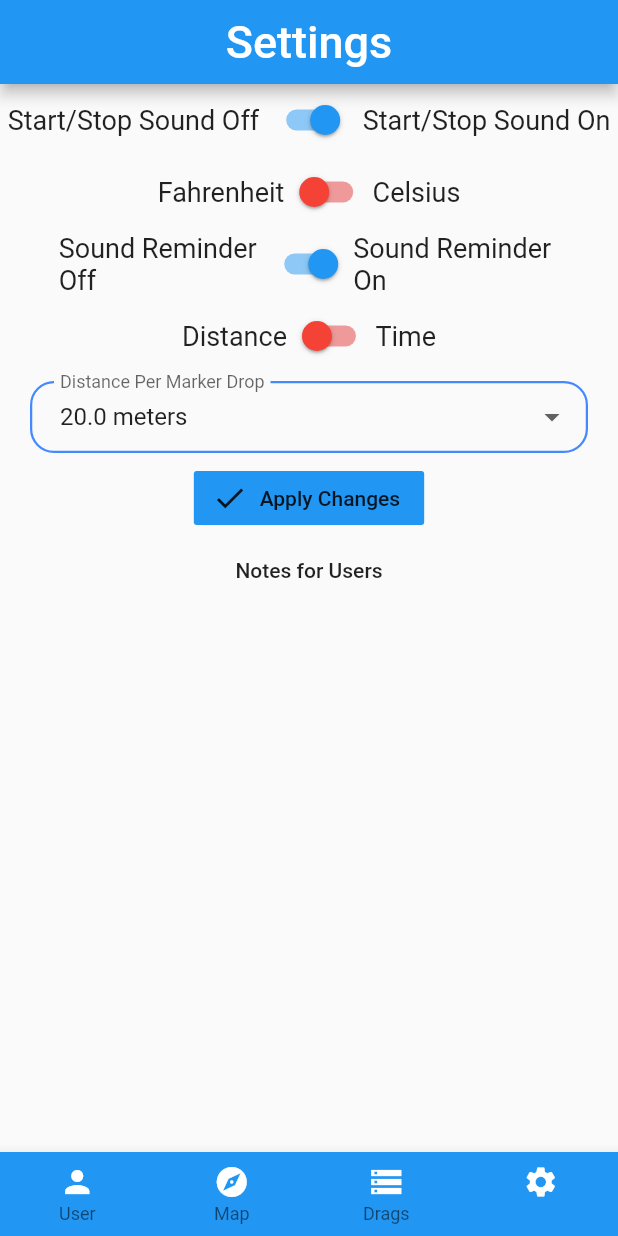
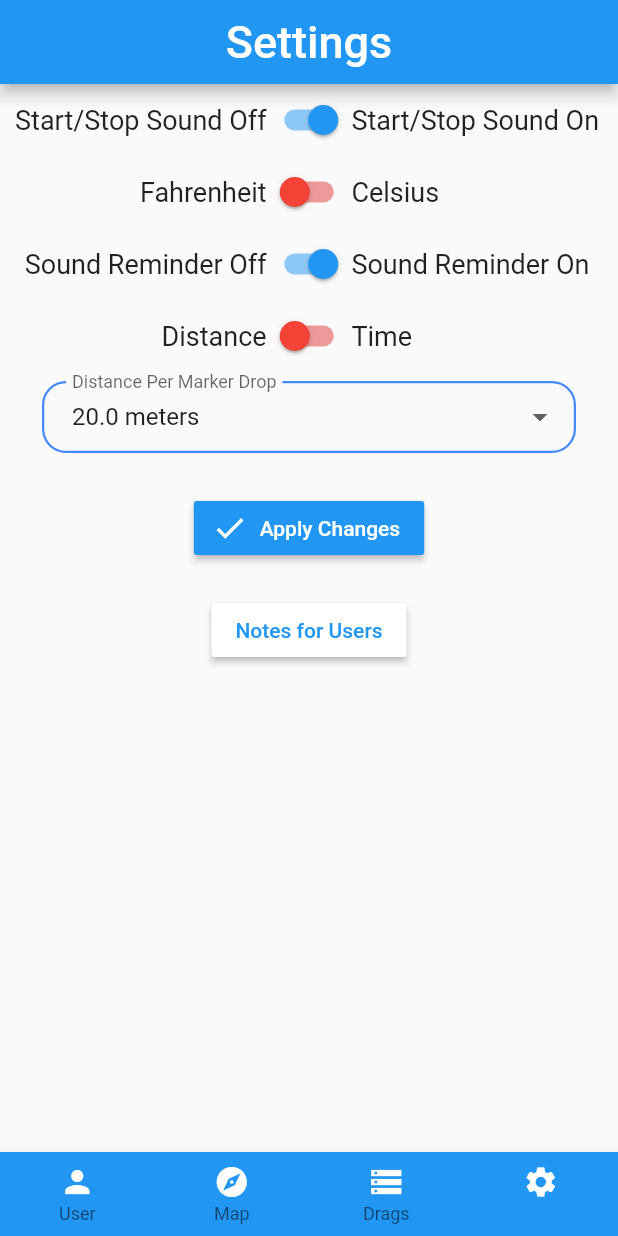
Before and after one commit to adamcantor22/Tick-mon, a Flutter app: the screen it shows after launch, item 4 of the bottom bar chosen, on a phone screen of 412 x 824 dp. Run offline on Flutter 3.47's test engine with Material 2 defaults, Android fonts, the phone set to English and light mode, and no system bars; our stand-ins replace audioplayers, cloud_firestore, date_format, firebase_auth, firebase_storage, flutter_map and 5 more; missing offline and left inert: gpx; accounts and stored records are empty.

Commit message:
settings page formatted

```diff
--- a/tick_tok_bio/lib/settings_page.dart
+++ b/tick_tok_bio/lib/settings_page.dart
@@ -247,18 +247,22 @@ class SettingsState extends State<Settings> {
         ),
       ),
       body: Center(
-        child: Column(children: [
+        child: Padding(
+          padding: EdgeInsets.symmetric(horizontal: 8.0),
+          child: Column(
+            children: [
               Row(
-            mainAxisAlignment: MainAxisAlignment.spaceEvenly,
+                mainAxisAlignment: MainAxisAlignment.center,
                 children: [
-              Flexible(
+                  Expanded(
                     flex: 3,
                     child: Text(
                       'Start/Stop Sound Off',
                       style: TextStyle(fontSize: 18.0),
+                      textAlign: TextAlign.right,
                     ),
                   ),
-              Flexible(
+                  Expanded(
                     flex: 1,
                     child: Switch(
                       value: soundOn,
@@ -272,7 +276,7 @@ class SettingsState extends State<Settings> {
                       },
                     ),
                   ),
-              Flexible(
+                  Expanded(
                     flex: 3,
                     child: Text(
                       'Start/Stop Sound On',
@@ -284,14 +288,15 @@ class SettingsState extends State<Settings> {
               Row(
                 mainAxisAlignment: MainAxisAlignment.center,
                 children: [
-              Flexible(
+                  Expanded(
                     flex: 3,
                     child: Text(
                       'Fahrenheit',
                       style: TextStyle(fontSize: 18.0),
+                      textAlign: TextAlign.right,
                     ),
                   ),
-              Flexible(
+                  Expanded(
                     flex: 1,
                     child: Switch(
                         inactiveThumbColor: Colors.red,
@@ -304,7 +309,7 @@ class SettingsState extends State<Settings> {
                           });
                         }),
                   ),
-              Flexible(
+                  Expanded(
                     flex: 3,
                     child: Text(
                       'Celsius',
@@ -316,13 +321,16 @@ class SettingsState extends State<Settings> {
               Row(
                 mainAxisAlignment: MainAxisAlignment.center,
                 children: [
-              Flexible(
+                  Expanded(
+                    flex: 3,
                     child: Text(
                       'Sound Reminder Off',
                       style: TextStyle(fontSize: 18.0),
+                      textAlign: TextAlign.right,
                     ),
                   ),
-              Flexible(
+                  Expanded(
+                    flex: 1,
                     child: Switch(
                       inactiveThumbColor: Colors.red,
                       inactiveTrackColor: Colors.red.shade200,
@@ -332,9 +340,11 @@ class SettingsState extends State<Settings> {
                           SuperListener.autoMarking(val);
                           autoMarker = val;
                         });
-                    }),
+                      },
                     ),
-              Flexible(
+                  ),
+                  Expanded(
+                    flex: 3,
                     child: Text(
                       'Sound Reminder On',
                       style: TextStyle(fontSize: 18.0),
@@ -347,13 +357,16 @@ class SettingsState extends State<Settings> {
                   child: Row(
                     mainAxisAlignment: MainAxisAlignment.center,
                     children: [
-                  Flexible(
+                      Expanded(
+                        flex: 3,
                         child: Text(
                           'Distance',
                           style: TextStyle(fontSize: 18.0),
+                          textAlign: TextAlign.right,
                         ),
                       ),
-                  Flexible(
+                      Expanded(
+                        flex: 1,
                         child: Switch(
                           inactiveThumbColor: Colors.red,
                           inactiveTrackColor: Colors.red.shade200,
@@ -362,9 +375,11 @@ class SettingsState extends State<Settings> {
                             setState(() {
                               timeTracking = val;
                             });
-                        }),
+                          },
                         ),
-                  Flexible(
+                      ),
+                      Expanded(
+                        flex: 3,
                         child: Text(
                           'Time',
                           style: TextStyle(fontSize: 18.0),
@@ -373,14 +388,16 @@ class SettingsState extends State<Settings> {
                     ],
                   )),
               Visibility(
-            visible: timeTracking == false && autoMarker == true ? true : false,
+                visible:
+                    timeTracking == false && autoMarker == true ? true : false,
                 child: Padding(
-              padding: EdgeInsets.symmetric(horizontal: 20.0, vertical: 6.0),
+                  padding:
+                      EdgeInsets.symmetric(horizontal: 20.0, vertical: 6.0),
                   child: DropdownButtonFormField(
                     decoration: InputDecoration(
                         labelText: 'Distance Per Marker Drop',
-                    contentPadding:
-                        EdgeInsets.symmetric(vertical: 10.0, horizontal: 20.0),
+                        contentPadding: EdgeInsets.symmetric(
+                            vertical: 10.0, horizontal: 20.0),
                         border: OutlineInputBorder(
                           borderRadius: BorderRadius.all(Radius.circular(8.0)),
                         ),
@@ -397,7 +414,8 @@ class SettingsState extends State<Settings> {
                     items: distancePerMarker
                         .map<DropdownMenuItem<double>>((double value) {
                       return DropdownMenuItem<double>(
-                      value: value, child: Text(value.toString() + ' meters'));
+                          value: value,
+                          child: Text(value.toString() + ' meters'));
                     }).toList(),
                     value: selectedDistancePerMarker,
                     onChanged: (value) {
@@ -410,14 +428,16 @@ class SettingsState extends State<Settings> {
                 ),
               ),
               Visibility(
-            visible: timeTracking == true && autoMarker == true ? true : false,
+                visible:
+                    timeTracking == true && autoMarker == true ? true : false,
                 child: Padding(
-              padding: EdgeInsets.symmetric(horizontal: 20.0, vertical: 6.0),
+                  padding:
+                      EdgeInsets.symmetric(horizontal: 20.0, vertical: 6.0),
                   child: DropdownButtonFormField(
                     decoration: InputDecoration(
                         labelText: 'Time Per Marker Drop',
-                    contentPadding:
-                        EdgeInsets.symmetric(vertical: 10.0, horizontal: 20.0),
+                        contentPadding: EdgeInsets.symmetric(
+                            vertical: 10.0, horizontal: 20.0),
                         border: OutlineInputBorder(
                           borderRadius: BorderRadius.all(Radius.circular(8.0)),
                         ),
@@ -434,7 +454,8 @@ class SettingsState extends State<Settings> {
                     items: timerPerMarker
                         .map<DropdownMenuItem<double>>((double value) {
                       return DropdownMenuItem<double>(
-                      value: value, child: Text(value.toString() + ' minutes'));
+                          value: value,
+                          child: Text(value.toString() + ' minutes'));
                     }).toList(),
                     value: selectedTimePerMarker,
                     onChanged: (value) {
@@ -445,7 +466,10 @@ class SettingsState extends State<Settings> {
                   ),
                 ),
               ),
-          FlatButton.icon(
+              SizedBox(
+                height: 20.0,
+              ),
+              RaisedButton.icon(
                 color: Colors.blue,
                 onPressed: () {
                   setState(() {
@@ -459,16 +483,37 @@ class SettingsState extends State<Settings> {
                         selectedTimePerMarker);
                   });
                 },
-              icon: Icon(Icons.check),
-              label: Text('Apply Changes')),
-          FlatButton(
+                icon: Icon(
+                  Icons.check,
+                  color: Colors.white,
+                ),
+                label: Text(
+                  'Apply Changes',
+                  style: TextStyle(
+                    color: Colors.white,
+                  ),
+                ),
+              ),
+              SizedBox(
+                height: 20.0,
+              ),
+              RaisedButton(
                 onPressed: () {
                   setState(() {
                     notesUp = true;
                   });
                 },
-              child: Text('Notes for Users')),
-        ]),
+                color: Colors.white,
+                child: Text(
+                  'Notes for Users',
+                  style: TextStyle(
+                    color: Colors.blue,
+                  ),
+                ),
+              ),
+            ],
+          ),
+        ),
       ),
     );
   }
```
Lines whose indentation alone changed are shown as unchanged.
